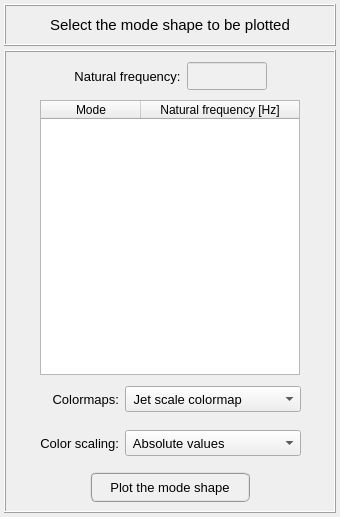
First picture: the form in pulse/interface/ui_files/plots/results/acoustic/acoustic_mode_shape.ui, repository open-pulse/OpenPulse, before the edit.
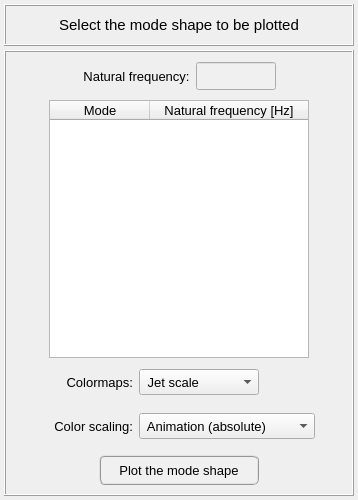
Second picture: the form after the edit.

Commit message: Reordering the animation scale color controls

The edit to the form file:
```diff
--- a/pulse/interface/ui_files/plots/results/acoustic/acoustic_mode_shape.ui
+++ b/pulse/interface/ui_files/plots/results/acoustic/acoustic_mode_shape.ui
@@ -6,8 +6,8 @@
    <rect>
     <x>0</x>
     <y>0</y>
-    <width>340</width>
-    <height>517</height>
+    <width>358</width>
+    <height>500</height>
    </rect>
   </property>
   <property name="windowTitle">
@@ -180,17 +180,133 @@
          <property name="bottomMargin">
           <number>0</number>
          </property>
+         <item row="0" column="2">
+          <widget class="QFrame" name="frame_3">
+           <property name="minimumSize">
+            <size>
+             <width>176</width>
+             <height>0</height>
+            </size>
+           </property>
+           <property name="maximumSize">
+            <size>
+             <width>176</width>
+             <height>16777215</height>
+            </size>
+           </property>
+           <property name="frameShape">
+            <enum>QFrame::NoFrame</enum>
+           </property>
+           <property name="frameShadow">
+            <enum>QFrame::Raised</enum>
+           </property>
+           <layout class="QGridLayout" name="gridLayout_7">
+            <property name="leftMargin">
+             <number>0</number>
+            </property>
+            <property name="topMargin">
+             <number>0</number>
+            </property>
+            <property name="rightMargin">
+             <number>0</number>
+            </property>
+            <property name="bottomMargin">
+             <number>0</number>
+            </property>
+            <property name="spacing">
+             <number>0</number>
+            </property>
+            <item row="0" column="0">
+             <widget class="QComboBox" name="comboBox_colormaps">
+              <property name="minimumSize">
+               <size>
+                <width>120</width>
+                <height>26</height>
+               </size>
+              </property>
+              <property name="maximumSize">
+               <size>
+                <width>176</width>
+                <height>26</height>
+               </size>
+              </property>
+              <property name="font">
+               <font>
+                <pointsize>10</pointsize>
+               </font>
+              </property>
+              <item>
+               <property name="text">
+                <string> Jet scale</string>
+               </property>
+              </item>
+              <item>
+               <property name="text">
+                <string> Virids scale</string>
+               </property>
+              </item>
+              <item>
+               <property name="text">
+                <string> Inferno scale</string>
+               </property>
+              </item>
+              <item>
+               <property name="text">
+                <string> Magma scale</string>
+               </property>
+              </item>
+              <item>
+               <property name="text">
+                <string> Plasma scale</string>
+               </property>
+              </item>
+              <item>
+               <property name="text">
+                <string> Grayscale</string>
+               </property>
+              </item>
+             </widget>
+            </item>
+            <item row="0" column="1">
+             <spacer name="horizontalSpacer_5">
+              <property name="orientation">
+               <enum>Qt::Horizontal</enum>
+              </property>
+              <property name="sizeHint" stdset="0">
+               <size>
+                <width>40</width>
+                <height>20</height>
+               </size>
+              </property>
+             </spacer>
+            </item>
+           </layout>
+          </widget>
+         </item>
+         <item row="0" column="3">
+          <spacer name="horizontalSpacer">
+           <property name="orientation">
+            <enum>Qt::Horizontal</enum>
+           </property>
+           <property name="sizeHint" stdset="0">
+            <size>
+             <width>40</width>
+             <height>20</height>
+            </size>
+           </property>
+          </spacer>
+         </item>
          <item row="0" column="1">
           <widget class="QLabel" name="label_2">
            <property name="minimumSize">
             <size>
-             <width>80</width>
+             <width>90</width>
              <height>26</height>
             </size>
            </property>
            <property name="maximumSize">
             <size>
-             <width>80</width>
+             <width>90</width>
              <height>26</height>
             </size>
            </property>
@@ -233,57 +349,6 @@
            </property>
           </spacer>
          </item>
-         <item row="0" column="2">
-          <widget class="QComboBox" name="comboBox_colormaps">
-           <property name="minimumSize">
-            <size>
-             <width>176</width>
-             <height>26</height>
-            </size>
-           </property>
-           <property name="maximumSize">
-            <size>
-             <width>176</width>
-             <height>26</height>
-            </size>
-           </property>
-           <property name="font">
-            <font>
-             <pointsize>10</pointsize>
-            </font>
-           </property>
-           <item>
-            <property name="text">
-             <string> Jet scale colormap</string>
-            </property>
-           </item>
-           <item>
-            <property name="text">
-             <string> Virids scale colormap</string>
-            </property>
-           </item>
-           <item>
-            <property name="text">
-             <string> Inferno scale colormap</string>
-            </property>
-           </item>
-           <item>
-            <property name="text">
-             <string> Magma scale colormap</string>
-            </property>
-           </item>
-           <item>
-            <property name="text">
-             <string> Plasma scale colormap</string>
-            </property>
-           </item>
-           <item>
-            <property name="text">
-             <string> Grayscale colormap</string>
-            </property>
-           </item>
-          </widget>
-         </item>
         </layout>
        </widget>
       </item>
@@ -489,7 +554,7 @@
             <property name="font">
              <font>
               <family>MS Shell Dlg 2</family>
-              <pointsize>9</pointsize>
+              <pointsize>10</pointsize>
               <weight>50</weight>
               <italic>false</italic>
               <bold>false</bold>
@@ -506,7 +571,7 @@
             <property name="font">
              <font>
               <family>MS Shell Dlg 2</family>
-              <pointsize>9</pointsize>
+              <pointsize>10</pointsize>
               <weight>50</weight>
               <italic>false</italic>
               <bold>false</bold>
@@ -631,13 +696,13 @@
           <widget class="QLabel" name="label_7">
            <property name="minimumSize">
             <size>
-             <width>80</width>
+             <width>90</width>
              <height>26</height>
             </size>
            </property>
            <property name="maximumSize">
             <size>
-             <width>80</width>
+             <width>90</width>
              <height>26</height>
             </size>
            </property>
@@ -699,6 +764,16 @@
              <pointsize>10</pointsize>
             </font>
            </property>
+           <item>
+            <property name="text">
+             <string> Animation (absolute)</string>
+            </property>
+           </item>
+           <item>
+            <property name="text">
+             <string> Animation (non absolute)</string>
+            </property>
+           </item>
            <item>
             <property name="text">
              <string> Absolute values</string>
```
Left out of the diff: 25 changed lines with no effect on the pictures. The commit also changes 14 other files.
